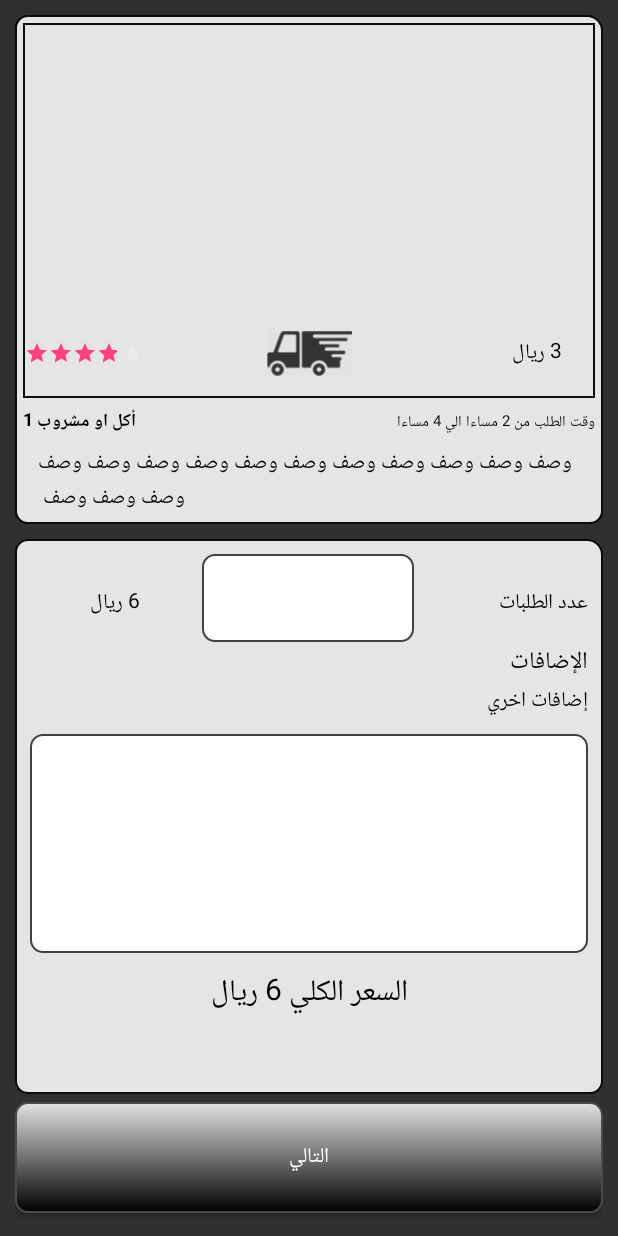
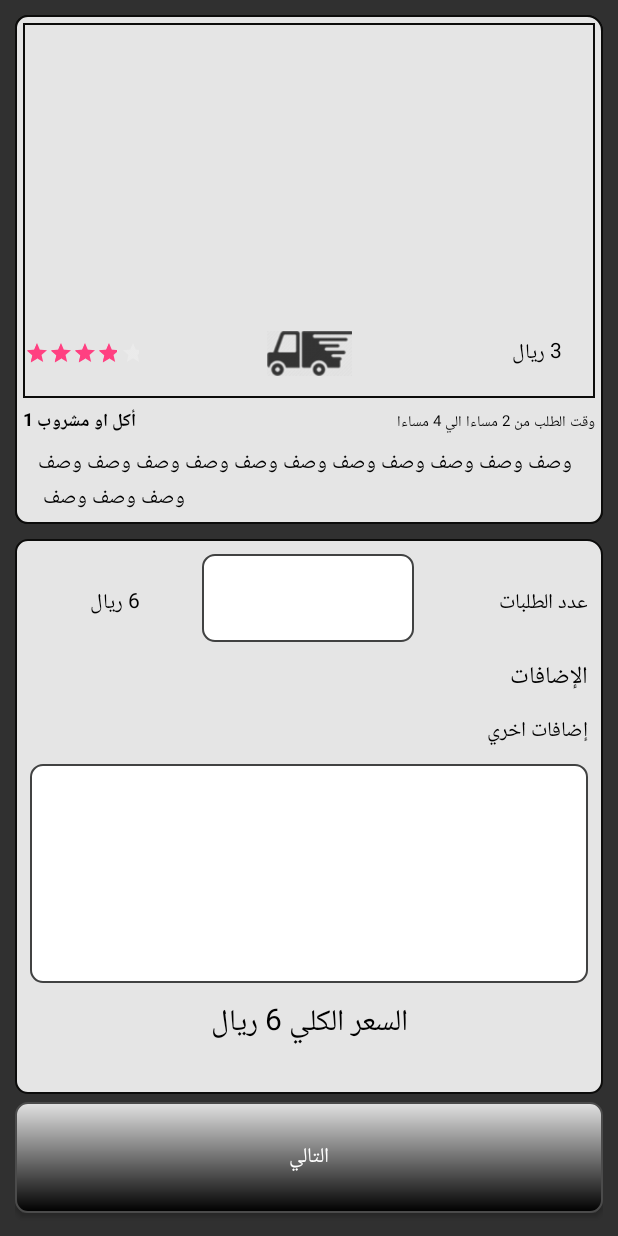
Before and after one commit to raedhosny/TastyHomeMade, an Android app: the layout fragment_requestfoodanddrink_step1.xml on its own in the app's theme, with its tools: preview values and no code run, on a phone screen of 412 x 824 dp. Run offline under Robolectric (Android 15) with nearby library versions, the phone set to English and light mode, and no system bars.

Commit message:
First Version

```diff
--- a/app/src/main/java/com/tastyhomemade/tastyhomemade/Business/Actions.java
+++ b/app/src/main/java/com/tastyhomemade/tastyhomemade/Business/Actions.java
@@ -12,7 +12,7 @@ public class Actions {
     public Actions() {
     }
 
-    public Actions(int id, int languageId, int name) {
+    public Actions(int id, int languageId, String name) {
         Id = id;
         LanguageId = languageId;
         Name = name;
--- a/app/src/main/java/com/tastyhomemade/tastyhomemade/Business/RegisterTypesDB.java
+++ b/app/src/main/java/com/tastyhomemade/tastyhomemade/Business/RegisterTypesDB.java
@@ -29,9 +29,9 @@ public class RegisterTypesDB {
 
             while (ObjResultSet.next()) {
                 RegisterTypes ObjRegisterTypes = new RegisterTypes();
-                ObjRegisterTypes.setId(ObjResultSet.getInt(1));
-                ObjRegisterTypes.setLanguageId(ObjResultSet.getInt(3));
-                ObjRegisterTypes.setName(ObjResultSet.getString(4));
+                ObjRegisterTypes.setId(ObjResultSet.getInt("RegisterTypesId"));
+                ObjRegisterTypes.setLanguageId(ObjResultSet.getInt("LanguageId"));
+                ObjRegisterTypes.setName(ObjResultSet.getString("Name"));
                 ObjRegisterTypesList.add(ObjRegisterTypes);
             }
 
--- a/app/src/main/res/layout/fragment_requestfoodanddrink_step1.xml
+++ b/app/src/main/res/layout/fragment_requestfoodanddrink_step1.xml
@@ -28,7 +28,8 @@
         <LinearLayout
             android:layout_width="match_parent"
             android:layout_height="match_parent"
-            android:orientation="vertical">
+            android:orientation="vertical"
+            >
 
             <LinearLayout
                 android:layout_width="match_parent"
@@ -91,12 +92,16 @@
                     android:layout_height="wrap_content"
                     android:text="الإضافات"
                     android:textColor="#000"
-                    android:textSize="16sp" />
+                    android:textSize="16sp"
+                    android:layout_marginTop="10dp"
+                    />
 
                 <ListView
                     android:id="@+id/lvGradients"
                     android:layout_width="match_parent"
-                    android:layout_height="wrap_content"></ListView>
+                    android:layout_height="wrap_content"
+                    android:layout_marginTop="10dp"
+                    ></ListView>
 
                 <LinearLayout
                     android:layout_width="match_parent"
```
Also changed, not shown: app/src/main/java/com/tastyhomemade/tastyhomemade/Fragment/RequestFoodStep1Fragment.java (+65 -0 lines).
